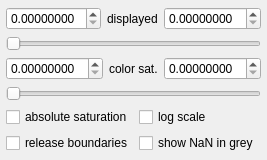
This is qCC/ui_templates/sfEditDlg.ui in CloudCompare/CloudCompare as Qt 5 draws it before an edit. The edited form follows.
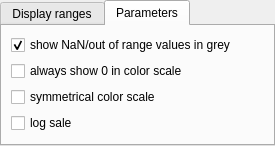
This is the edited form. The open tabs and pages were chosen to show the change. Custom widgets are drawn as their Qt base class.

Commit message: New way of handling SF display parameters (in progress)

Diff of the .ui file:
```diff
--- a/qCC/ui_templates/sfEditDlg.ui
+++ b/qCC/ui_templates/sfEditDlg.ui
@@ -6,8 +6,8 @@
    <rect>
     <x>0</x>
     <y>0</y>
-    <width>243</width>
-    <height>160</height>
+    <width>250</width>
+    <height>140</height>
    </rect>
   </property>
   <property name="sizePolicy">
@@ -23,20 +23,36 @@
    <string>SF Values</string>
   </property>
   <layout class="QVBoxLayout" name="verticalLayout_2">
+   <property name="spacing">
+    <number>0</number>
+   </property>
    <property name="margin">
-    <number>6</number>
+    <number>0</number>
    </property>
    <item>
-    <widget class="QFrame" name="frame">
+    <widget class="QTabWidget" name="tabWidget">
      <property name="sizePolicy">
       <sizepolicy hsizetype="Expanding" vsizetype="Maximum">
        <horstretch>0</horstretch>
        <verstretch>0</verstretch>
       </sizepolicy>
      </property>
-     <property name="frameShadow">
-      <enum>QFrame::Raised</enum>
+     <property name="currentIndex">
+      <number>0</number>
      </property>
+     <widget class="QWidget" name="tab">
+      <attribute name="title">
+       <string>Display ranges</string>
+      </attribute>
+      <layout class="QVBoxLayout" name="verticalLayout_3">
+       <property name="spacing">
+        <number>6</number>
+       </property>
+       <property name="margin">
+        <number>6</number>
+       </property>
+       <item>
+        <widget class="QFrame" name="slidersFrame">
      <layout class="QVBoxLayout" name="verticalLayout">
       <property name="margin">
        <number>0</number>
@@ -118,7 +134,7 @@
         <item>
          <widget class="QLabel" name="label_2">
           <property name="text">
-           <string>color sat.</string>
+               <string>saturation</string>
           </property>
          </widget>
         </item>
@@ -153,43 +169,50 @@
         </property>
        </widget>
       </item>
+         </layout>
+        </widget>
+       </item>
+      </layout>
+     </widget>
+     <widget class="QWidget" name="tab_2">
+      <attribute name="title">
+       <string>Parameters</string>
+      </attribute>
+      <layout class="QVBoxLayout" name="verticalLayout_4">
       <item>
-       <layout class="QFormLayout" name="formLayout">
-        <item row="0" column="0">
-         <widget class="QCheckBox" name="absSatCheckBox">
-          <property name="text">
-           <string>absolute saturation</string>
-          </property>
-         </widget>
-        </item>
-        <item row="0" column="1">
-         <widget class="QCheckBox" name="logScaleCheckBox">
-          <property name="text">
-           <string>log scale</string>
-          </property>
-         </widget>
-        </item>
-        <item row="1" column="0">
-         <widget class="QCheckBox" name="releaseBoundariesCheckBox">
-          <property name="toolTip">
-           <string>Release boundaries (let the user defines them)</string>
-          </property>
-          <property name="text">
-           <string>release boundaries</string>
-          </property>
-         </widget>
-        </item>
-        <item row="1" column="1">
          <widget class="QCheckBox" name="nanInGreyCheckBox">
           <property name="text">
-           <string>show NaN in grey</string>
-          </property>
-         </widget>
-        </item>
-       </layout>
-      </item>
-     </layout>
-    </widget>
+          <string>show NaN/out of range values in grey</string>
+         </property>
+         <property name="checked">
+          <bool>true</bool>
+         </property>
+        </widget>
+       </item>
+       <item>
+        <widget class="QCheckBox" name="alwaysShow0CheckBox">
+         <property name="text">
+          <string>always show 0 in color scale</string>
+         </property>
+        </widget>
+       </item>
+       <item>
+        <widget class="QCheckBox" name="symmetricalScaleCheckBox">
+         <property name="text">
+          <string>symmetrical color scale</string>
+         </property>
+        </widget>
+       </item>
+       <item>
+        <widget class="QCheckBox" name="logScaleCheckBox">
+         <property name="text">
+          <string>log sale</string>
+         </property>
+        </widget>
+       </item>
+      </layout>
+     </widget>
+    </widget>
    </item>
   </layout>
   <zorder>frame</zorder>
```
Left out of the diff: 10 changed lines with no effect on the pictures. Lines whose indentation alone changed are shown as unchanged. The commit also changes 19 other files.
